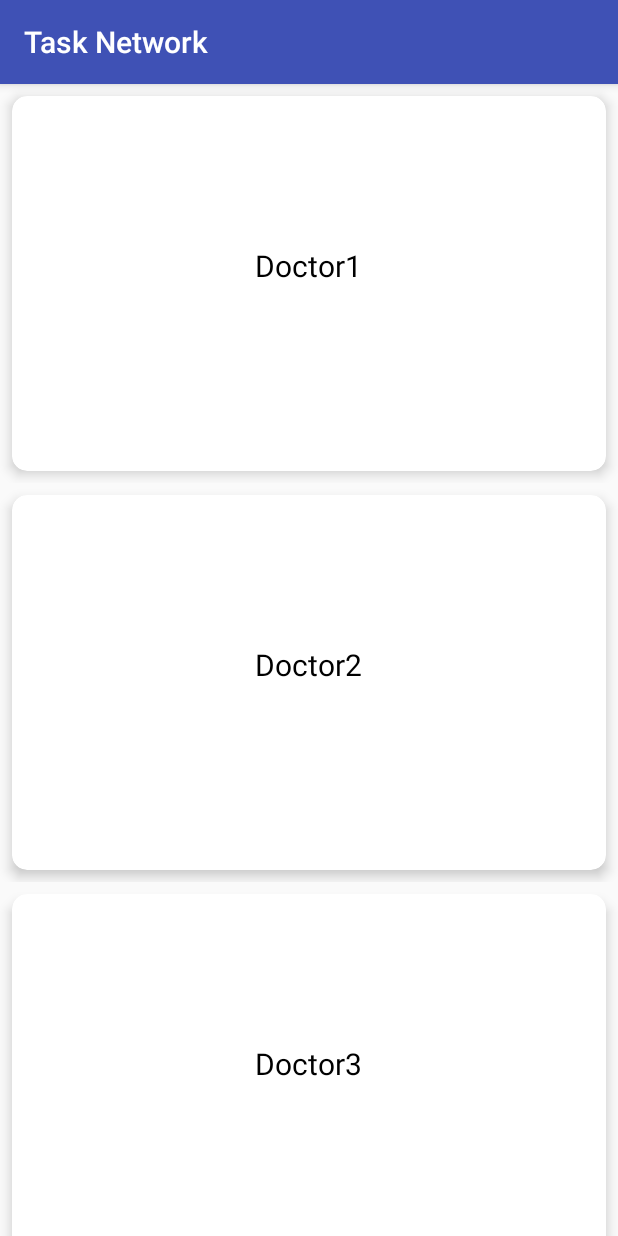
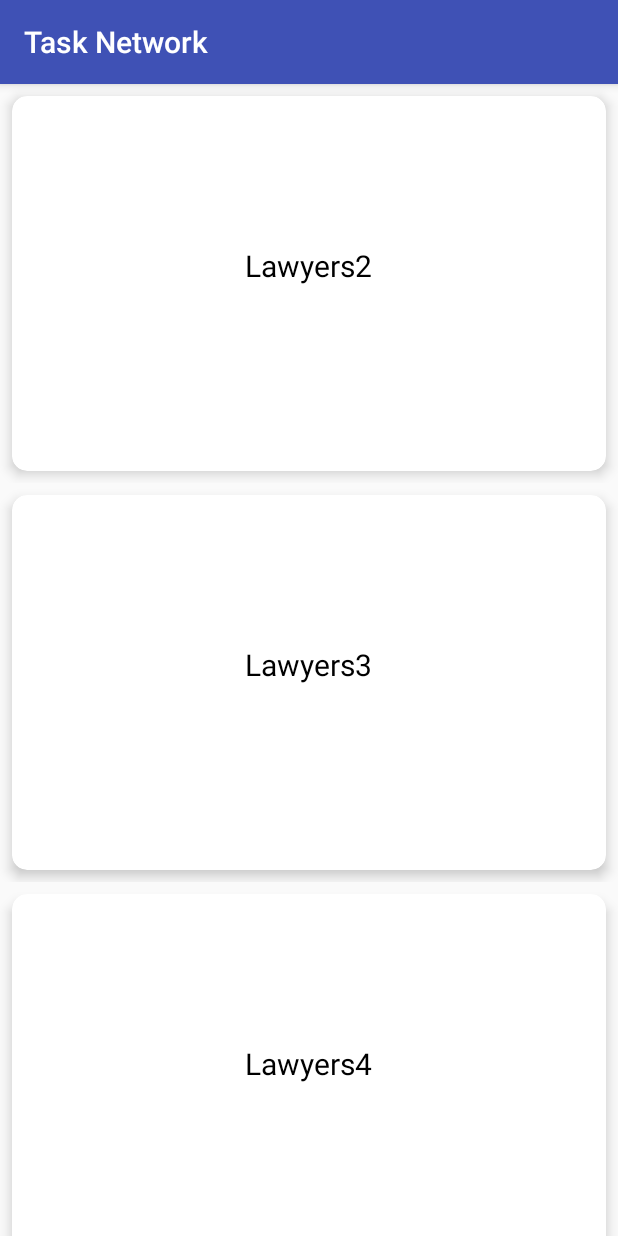
Before and after one commit to ashish05182001/TaskNetwork, an Android app: the MainActivity screen opened directly, with no data from a screen before it, after a tap on "Lawyers", on a phone screen of 412 x 824 dp. Run offline under Robolectric (Android 15) with nearby library versions, the light colour scheme and no system bars; 1 statement that could not run was skipped.

Commit message:
InnerList And CardView

```diff
--- /dev/null
+++ b/app/src/main/java/sddtu/org/tasknetwork/CardList.java
@@ -0,0 +1,20 @@
+package sddtu.org.tasknetwork;
+
+/**
+ * Created by Dell on 3/17/2017.
+ */
+
+public class CardList {
+    String t2;
+    CardList(String text2){
+        t2=text2;
+    }
+
+    public String getT2() {
+        return t2;
+    }
+
+    public void setT2(String t2) {
+        this.t2 = t2;
+    }
+}
--- a/app/src/main/java/sddtu/org/tasknetwork/MainActivity.java
+++ b/app/src/main/java/sddtu/org/tasknetwork/MainActivity.java
@@ -67,7 +67,7 @@ public class MainActivity extends AppCompatActivity
 
 
     private ArrayList<CardData> getDataSet(){
-        ArrayList results=new ArrayList<CardData>();
+        ArrayList<CardData> results=new ArrayList<CardData>();
         for(int i=0;i<data.length;i++){
             CardData cardData=new CardData(data[i]);
             results.add(i,cardData);
--- a/app/src/main/java/sddtu/org/tasknetwork/RecyclerAdapter.java
+++ b/app/src/main/java/sddtu/org/tasknetwork/RecyclerAdapter.java
@@ -2,10 +2,12 @@ package sddtu.org.tasknetwork;
 
 import android.content.Intent;
 import android.support.v7.widget.RecyclerView;
+import android.util.Log;
 import android.view.LayoutInflater;
 import android.view.View;
 import android.view.ViewGroup;
 import android.widget.TextView;
+import android.widget.Toast;
 
 import java.util.ArrayList;
 
@@ -31,7 +33,11 @@ public class RecyclerAdapter extends RecyclerView.Adapter<RecyclerAdapter.CardDa
             itemView.setOnClickListener(new View.OnClickListener() {
                 @Override
                 public void onClick(View v) {
-                    itemView.getContext().startActivity(new Intent(v.getContext(),SearchList.class));
+                  Intent i= new Intent(v.getContext(),SearchList.class);
+                    i.putExtra("ArrayChoose",getAdapterPosition());
+                    Log.d("DDDDDDDDDDDDDDDD",""+getAdapterPosition());
+                    itemView.getContext().startActivity(i);
+
                 }
             });
         }
--- /dev/null
+++ b/app/src/main/java/sddtu/org/tasknetwork/RecyclerInnerAdapter.java
@@ -0,0 +1,54 @@
+package sddtu.org.tasknetwork;
+
+import android.content.Intent;
+import android.support.v7.widget.RecyclerView;
+import android.view.LayoutInflater;
+import android.view.View;
+import android.view.ViewGroup;
+import android.widget.TextView;
+
+import java.util.ArrayList;
+
+/**
+ * Created by Dell on 3/17/2017.
+ */
+
+public class RecyclerInnerAdapter extends RecyclerView.Adapter<RecyclerInnerAdapter.CardListHolder> {
+
+    private ArrayList<CardList> arraylList;
+
+    public RecyclerInnerAdapter(ArrayList<CardList> arrayList){
+        this.arraylList=arrayList;
+    }
+
+    public class CardListHolder extends RecyclerView.ViewHolder{
+
+        TextView textViewinner;
+        public CardListHolder(final View itemView) {
+            super(itemView);
+            textViewinner=(TextView)itemView.findViewById(R.id.textViewinner);
+
+            itemView.setOnClickListener(new View.OnClickListener() {
+                @Override
+                public void onClick(View v) {
+
+
+                }
+            });
+        }
+    }
+    @Override
+    public RecyclerInnerAdapter.CardListHolder onCreateViewHolder(ViewGroup parent, int viewType) {
+        View view= LayoutInflater.from(parent.getContext()).inflate(R.layout.cardlayout2,parent,false);
+        CardListHolder cardListHolder=new CardListHolder(view);
+        return cardListHolder;
+    }
+    @Override
+    public void onBindViewHolder(RecyclerInnerAdapter.CardListHolder holder, int position) {
+        holder.textViewinner.setText(arraylList.get(position).getT2());
+    }
+    @Override
+    public int getItemCount() {
+        return arraylList.size() ;
+    }
+}
--- a/app/src/main/java/sddtu/org/tasknetwork/SearchList.java
+++ b/app/src/main/java/sddtu/org/tasknetwork/SearchList.java
@@ -5,6 +5,7 @@ import android.os.Bundle;
 import android.support.v7.app.AppCompatActivity;
 import android.support.v7.widget.LinearLayoutManager;
 import android.support.v7.widget.RecyclerView;
+import android.util.Log;
 
 import java.util.ArrayList;
 
@@ -13,7 +14,13 @@ import java.util.ArrayList;
  */
 
 public class SearchList extends AppCompatActivity {
-    String[] data={"Doctor1","Doctor2","Doctor3","Doctor4","Doctor5","Doctor6","Doctor7","Doctor8","Doctor9"};
+    int p;
+    String[][] datas={{"Doctor1","Doctor2","Doctor3","Doctor4","Doctor5","Doctor6","Doctor7","Doctor8","Doctor9"},
+            {"Lawyers2","Lawyers3","Lawyers4","Lawyers5","Lawyers6","Lawyers7","Lawyers8","Lawyers","Lawyers10"},
+            {"Doctor1","Doctor2","Doctor3","Doctor4","Doctor5","Doctor6","Doctor7","Doctor8","Doctor9"},
+            {"Doctor1","Doctor2","Doctor3","Doctor4","Doctor5","Doctor6","Doctor7","Doctor8","Doctor9"},
+            {"Doctor1","Doctor2","Doctor3","Doctor4","Doctor5","Doctor6","Doctor7","Doctor8","Doctor9"},
+            {"Doctor1","Doctor2","Doctor3","Doctor4","Doctor5","Doctor6","Doctor7","Doctor8","Doctor9"}};
     private RecyclerView recyclerView;
     private RecyclerView.LayoutManager layoutManager;
     private RecyclerView.Adapter adapter;
@@ -22,19 +29,23 @@ public class SearchList extends AppCompatActivity {
     {
         super.onCreate(savedInstanceState);
         setContentView(R.layout.activitysearchlist);
+        p=getIntent().getIntExtra("ArrayChoose",0);
         recyclerView=(RecyclerView)findViewById(R.id.searchrecycler);
         layoutManager=new LinearLayoutManager(SearchList.this);
         recyclerView.setLayoutManager(layoutManager);
-        adapter=new RecyclerAdapter(getDataSet());
+        adapter=new RecyclerInnerAdapter(getDataaSet());
         recyclerView.setAdapter(adapter);
+
+
 
     }
 
-    private ArrayList<CardData> getDataSet(){
-        ArrayList results=new ArrayList<CardData>();
-        for(int i=0;i<data.length;i++){
-            CardData cardData=new CardData(data[i]);
-            results.add(i,cardData);
+    private ArrayList<CardList> getDataaSet(){
+        ArrayList results=new ArrayList<CardList>();
+        for(int i=0;i<datas[p].length;i++){
+                CardList cardList=new CardList(datas[p][i]);
+                results.add(i,cardList);
+
         }
         return results;
     }
--- /dev/null
+++ b/app/src/main/res/layout/cardlayout2.xml
@@ -0,0 +1,27 @@
+<?xml version="1.0" encoding="utf-8"?>
+<RelativeLayout xmlns:android="http://schemas.android.com/apk/res/android"
+    xmlns:tools="http://schemas.android.com/tools"
+    android:layout_width="match_parent"
+    android:layout_height="wrap_content"
+    xmlns:app="http://schemas.android.com/apk/res-auto">
+
+    <android.support.v7.widget.CardView
+        android:layout_width="match_parent"
+        android:layout_height="250dp"
+        android:layout_alignParentTop="true"
+        android:layout_centerHorizontal="true"
+        android:background="@color/colorPrimaryDark"
+        app:cardCornerRadius="10dp"
+        app:cardElevation="5dp"
+        android:layout_margin="8dp">
+
+        <TextView
+            android:id="@+id/textViewinner"
+            android:layout_width="146dp"
+            android:layout_height="51dp"
+            android:textSize="20dp"
+            android:layout_gravity="center"
+            android:textAlignment="center"
+            android:textColor="#000000" />
+    </android.support.v7.widget.CardView>
+</RelativeLayout>
```
Also changed, not shown: app/src/main/java/sddtu/org/tasknetwork/CardData.java (line endings or trailing spaces).
